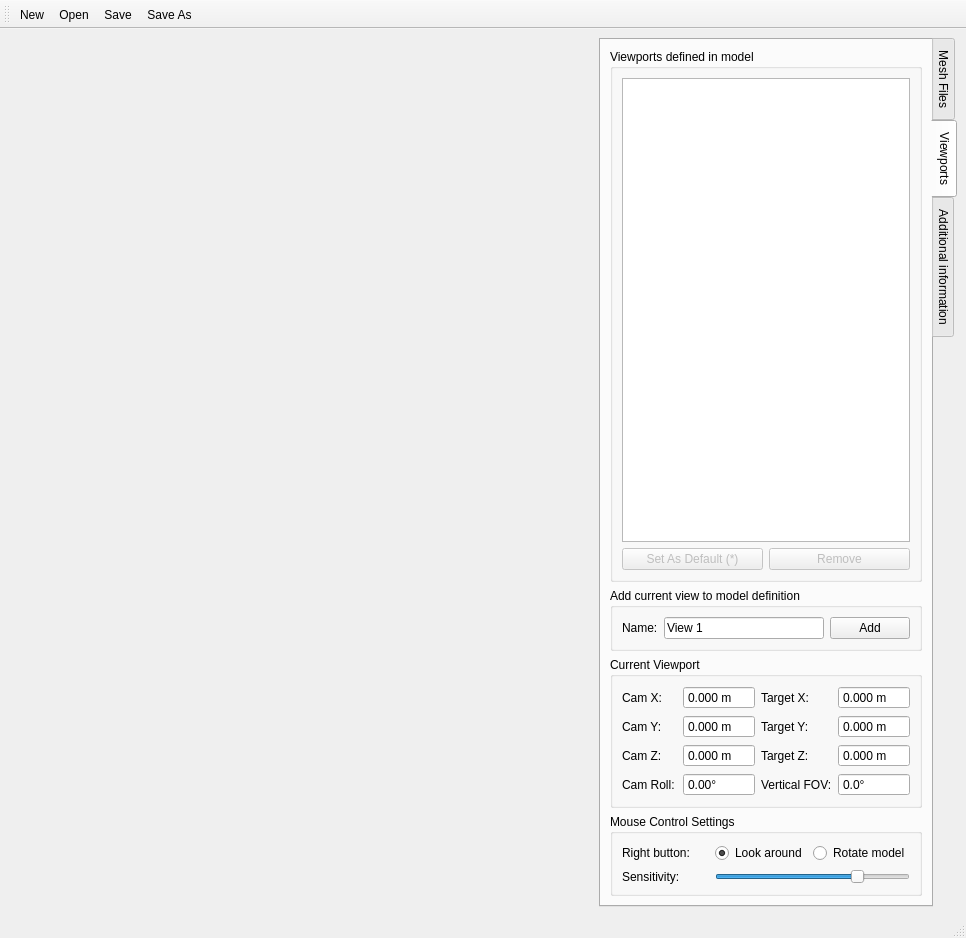
First picture: the form in calcam/gui/qt_designer_files/cad_edit.ui, repository euratom-software/calcam, before the edit.
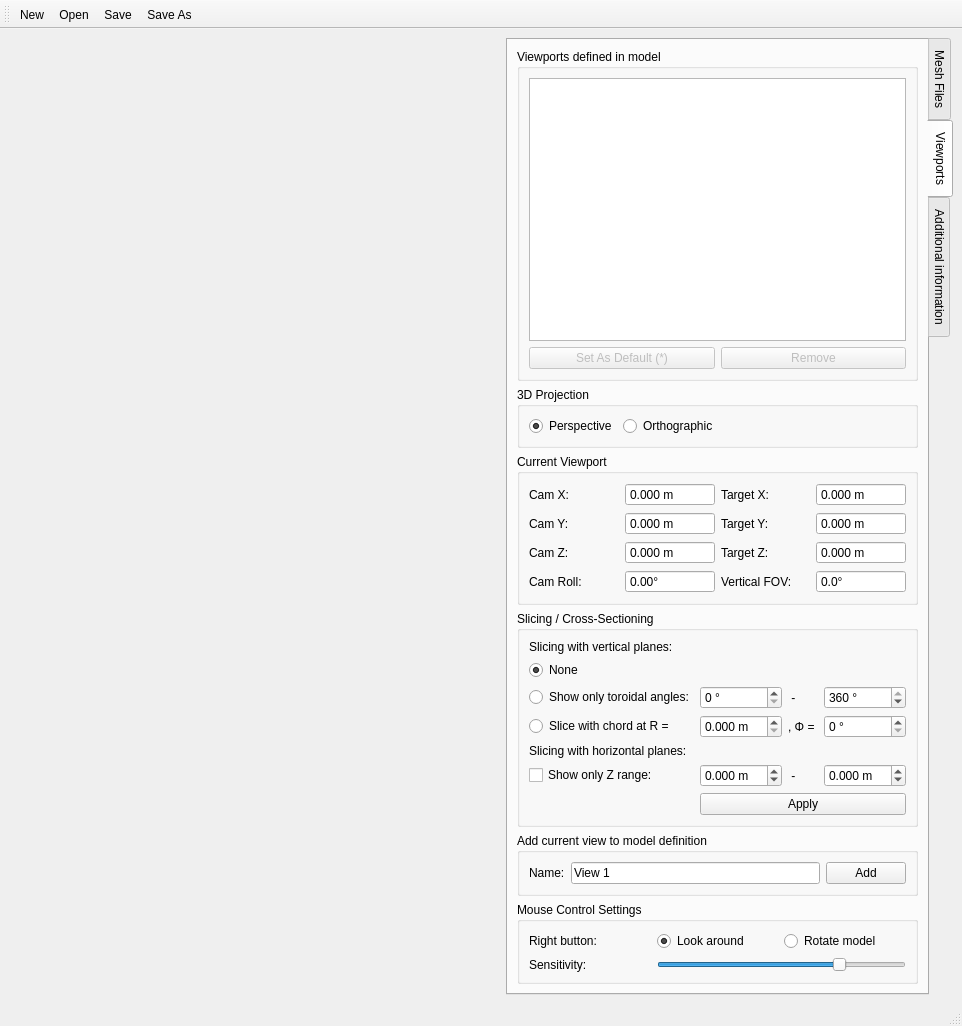
Second picture: the form after the edit. The open tabs and pages were chosen to show the change.

Diff of the .ui file:
```diff
--- a/calcam/gui/qt_designer_files/cad_edit.ui
+++ b/calcam/gui/qt_designer_files/cad_edit.ui
@@ -6,8 +6,8 @@
    <rect>
     <x>0</x>
     <y>0</y>
-    <width>966</width>
-    <height>938</height>
+    <width>962</width>
+    <height>1026</height>
    </rect>
   </property>
   <property name="sizePolicy">
@@ -614,31 +614,46 @@
          </widget>
         </item>
         <item>
-         <widget class="QGroupBox" name="groupBox_2">
+         <widget class="QGroupBox" name="groupBox_11">
+          <property name="sizePolicy">
+           <sizepolicy hsizetype="Minimum" vsizetype="Preferred">
+            <horstretch>0</horstretch>
+            <verstretch>0</verstretch>
+           </sizepolicy>
+          </property>
           <property name="title">
-           <string>Add current view to model definition</string>
+           <string>3D Projection</string>
           </property>
-          <layout class="QHBoxLayout" name="horizontalLayout_3">
+          <layout class="QHBoxLayout" name="horizontalLayout_2">
            <item>
-            <widget class="QLabel" name="label_16">
+            <widget class="QRadioButton" name="proj_perspective">
              <property name="text">
-              <string>Name:</string>
+              <string>Perspective</string>
              </property>
+             <property name="checked">
+              <bool>true</bool>
+             </property>
             </widget>
            </item>
            <item>
-            <widget class="QLineEdit" name="view_save_name">
+            <widget class="QRadioButton" name="proj_orthographic">
              <property name="text">
-              <string>View 1</string>
+              <string>Orthographic</string>
              </property>
             </widget>
            </item>
            <item>
-            <widget class="QPushButton" name="save_view_button">
-             <property name="text">
-              <string>Add</string>
+            <spacer name="horizontalSpacer_7">
+             <property name="orientation">
+              <enum>Qt::Horizontal</enum>
              </property>
-            </widget>
+             <property name="sizeHint" stdset="0">
+              <size>
+               <width>40</width>
+               <height>20</height>
+              </size>
+             </property>
+            </spacer>
            </item>
           </layout>
          </widget>
@@ -1031,6 +1046,205 @@
           </layout>
          </widget>
         </item>
+        <item>
+         <widget class="QGroupBox" name="xsection_options">
+          <property name="sizePolicy">
+           <sizepolicy hsizetype="Minimum" vsizetype="Preferred">
+            <horstretch>0</horstretch>
+            <verstretch>0</verstretch>
+           </sizepolicy>
+          </property>
+          <property name="title">
+           <string>Slicing / Cross-Sectioning</string>
+          </property>
+          <layout class="QGridLayout" name="gridLayout_20">
+           <item row="5" column="0">
+            <widget class="QCheckBox" name="zslice_checkbox">
+             <property name="text">
+              <string>Show only Z range:</string>
+             </property>
+            </widget>
+           </item>
+           <item row="2" column="3">
+            <widget class="QSpinBox" name="cakeslice_phi1">
+             <property name="suffix">
+              <string> °</string>
+             </property>
+             <property name="maximum">
+              <number>360</number>
+             </property>
+             <property name="value">
+              <number>360</number>
+             </property>
+            </widget>
+           </item>
+           <item row="3" column="0">
+            <widget class="QRadioButton" name="chordslice_rb">
+             <property name="text">
+              <string>Slice with chord at R = </string>
+             </property>
+            </widget>
+           </item>
+           <item row="3" column="3">
+            <widget class="QSpinBox" name="chordslice_phi">
+             <property name="suffix">
+              <string> °</string>
+             </property>
+             <property name="maximum">
+              <number>359</number>
+             </property>
+            </widget>
+           </item>
+           <item row="5" column="1">
+            <widget class="QDoubleSpinBox" name="zslice_zmin">
+             <property name="suffix">
+              <string> m</string>
+             </property>
+             <property name="decimals">
+              <number>3</number>
+             </property>
+             <property name="minimum">
+              <double>-99.000000000000000</double>
+             </property>
+            </widget>
+           </item>
+           <item row="5" column="3">
+            <widget class="QDoubleSpinBox" name="zslice_zmax">
+             <property name="suffix">
+              <string> m</string>
+             </property>
+             <property name="decimals">
+              <number>3</number>
+             </property>
+             <property name="minimum">
+              <double>-99.000000000000000</double>
+             </property>
+            </widget>
+           </item>
+           <item row="3" column="1">
+            <widget class="QDoubleSpinBox" name="chordslice_r">
+             <property name="suffix">
+              <string> m</string>
+             </property>
+             <property name="decimals">
+              <number>3</number>
+             </property>
+            </widget>
+           </item>
+           <item row="5" column="2">
+            <widget class="QLabel" name="label_36">
+             <property name="sizePolicy">
+              <sizepolicy hsizetype="Maximum" vsizetype="Preferred">
+               <horstretch>0</horstretch>
+               <verstretch>0</verstretch>
+              </sizepolicy>
+             </property>
+             <property name="text">
+              <string> - </string>
+             </property>
+            </widget>
+           </item>
+           <item row="2" column="2">
+            <widget class="QLabel" name="label_34">
+             <property name="sizePolicy">
+              <sizepolicy hsizetype="Maximum" vsizetype="Preferred">
+               <horstretch>0</horstretch>
+               <verstretch>0</verstretch>
+              </sizepolicy>
+             </property>
+             <property name="text">
+              <string> - </string>
+             </property>
+            </widget>
+           </item>
+           <item row="2" column="1">
+            <widget class="QSpinBox" name="cakeslice_phi0">
+             <property name="suffix">
+              <string> °</string>
+             </property>
+             <property name="maximum">
+              <number>360</number>
+             </property>
+            </widget>
+           </item>
+           <item row="3" column="2">
+            <widget class="QLabel" name="label_35">
+             <property name="text">
+              <string>, Φ = </string>
+             </property>
+            </widget>
+           </item>
+           <item row="6" column="1" colspan="3">
+            <widget class="QPushButton" name="slice_apply_button">
+             <property name="text">
+              <string>Apply</string>
+             </property>
+            </widget>
+           </item>
+           <item row="4" column="0" colspan="4">
+            <widget class="QLabel" name="label_37">
+             <property name="text">
+              <string>Slicing with horizontal planes:</string>
+             </property>
+            </widget>
+           </item>
+           <item row="2" column="0">
+            <widget class="QRadioButton" name="cakeslice_rb">
+             <property name="text">
+              <string>Show only toroidal angles:</string>
+             </property>
+            </widget>
+           </item>
+           <item row="1" column="0" colspan="4">
+            <widget class="QRadioButton" name="no_slicing_rb">
+             <property name="text">
+              <string>None</string>
+             </property>
+             <property name="checked">
+              <bool>true</bool>
+             </property>
+            </widget>
+           </item>
+           <item row="0" column="0" colspan="4">
+            <widget class="QLabel" name="label_33">
+             <property name="text">
+              <string>Slicing with vertical planes:</string>
+             </property>
+            </widget>
+           </item>
+          </layout>
+         </widget>
+        </item>
+        <item>
+         <widget class="QGroupBox" name="groupBox_2">
+          <property name="title">
+           <string>Add current view to model definition</string>
+          </property>
+          <layout class="QHBoxLayout" name="horizontalLayout_3">
+           <item>
+            <widget class="QLabel" name="label_16">
+             <property name="text">
+              <string>Name:</string>
+             </property>
+            </widget>
+           </item>
+           <item>
+            <widget class="QLineEdit" name="view_save_name">
+             <property name="text">
+              <string>View 1</string>
+             </property>
+            </widget>
+           </item>
+           <item>
+            <widget class="QPushButton" name="save_view_button">
+             <property name="text">
+              <string>Add</string>
+             </property>
+            </widget>
+           </item>
+          </layout>
+         </widget>
+        </item>
         <item>
          <widget class="QGroupBox" name="groupBox_10">
           <property name="title">
```
Left out of the diff: 68 changed lines with no effect on the pictures.
